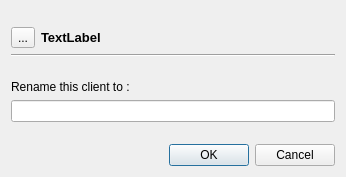
Houston4444/RaySession, file resources/ui/client_rename.ui: the form before one commit.
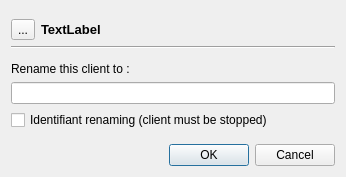
The form after the commit. Custom widgets are drawn as their Qt base class.

Commit message: enable client_id change, start to implement advanced properties in client properties dialog

The edit to the form file:
```diff
--- a/resources/ui/client_rename.ui
+++ b/resources/ui/client_rename.ui
@@ -88,6 +88,16 @@
    <item>
     <widget class="QLineEdit" name="lineEdit"/>
    </item>
+   <item>
+    <widget class="QCheckBox" name="checkBoxIdRename">
+     <property name="toolTip">
+      <string>&lt;html&gt;&lt;head/&gt;&lt;body&gt;&lt;p&gt;Renames also the client identifiant, this identifiant will be used for its JACK client names.&lt;/p&gt;&lt;p&gt;Else, only the client label is renamed.&lt;/p&gt;&lt;/body&gt;&lt;/html&gt;</string>
+     </property>
+     <property name="text">
+      <string>Identifiant renaming (client must be stopped)</string>
+     </property>
+    </widget>
+   </item>
    <item>
     <spacer name="verticalSpacer_3">
      <property name="orientation">
```
The commit also changes 21 other files.
